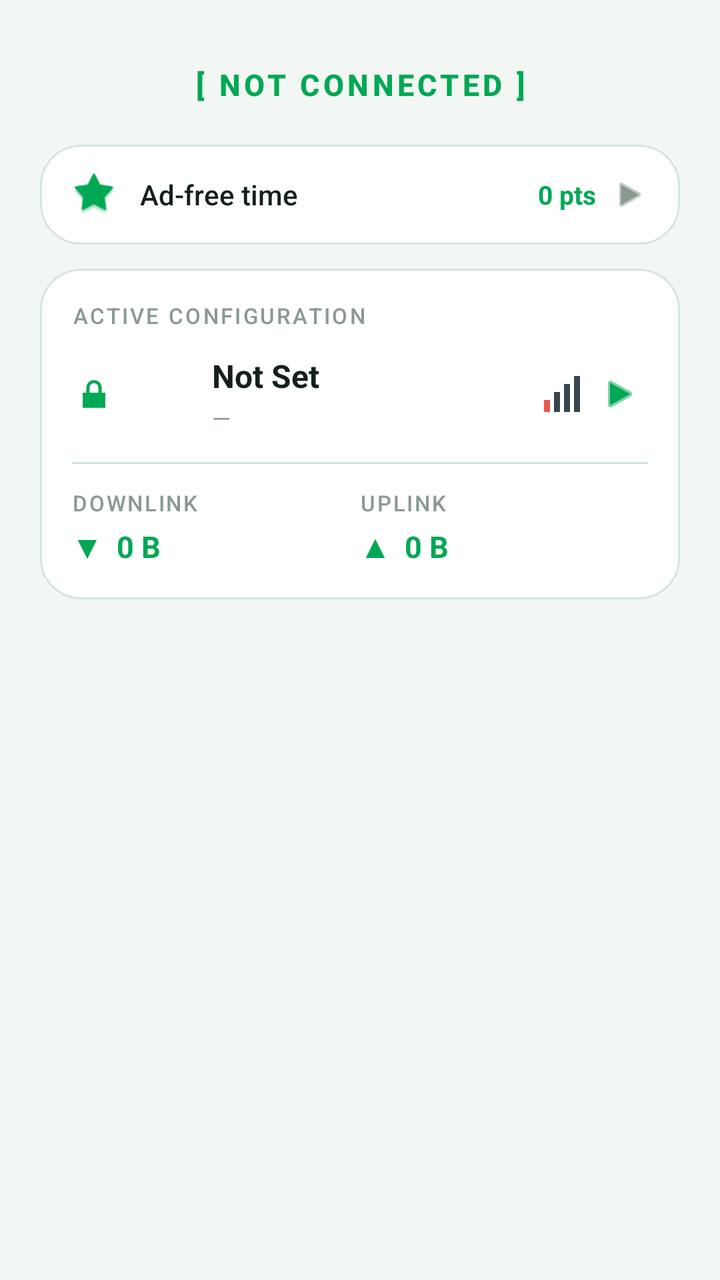
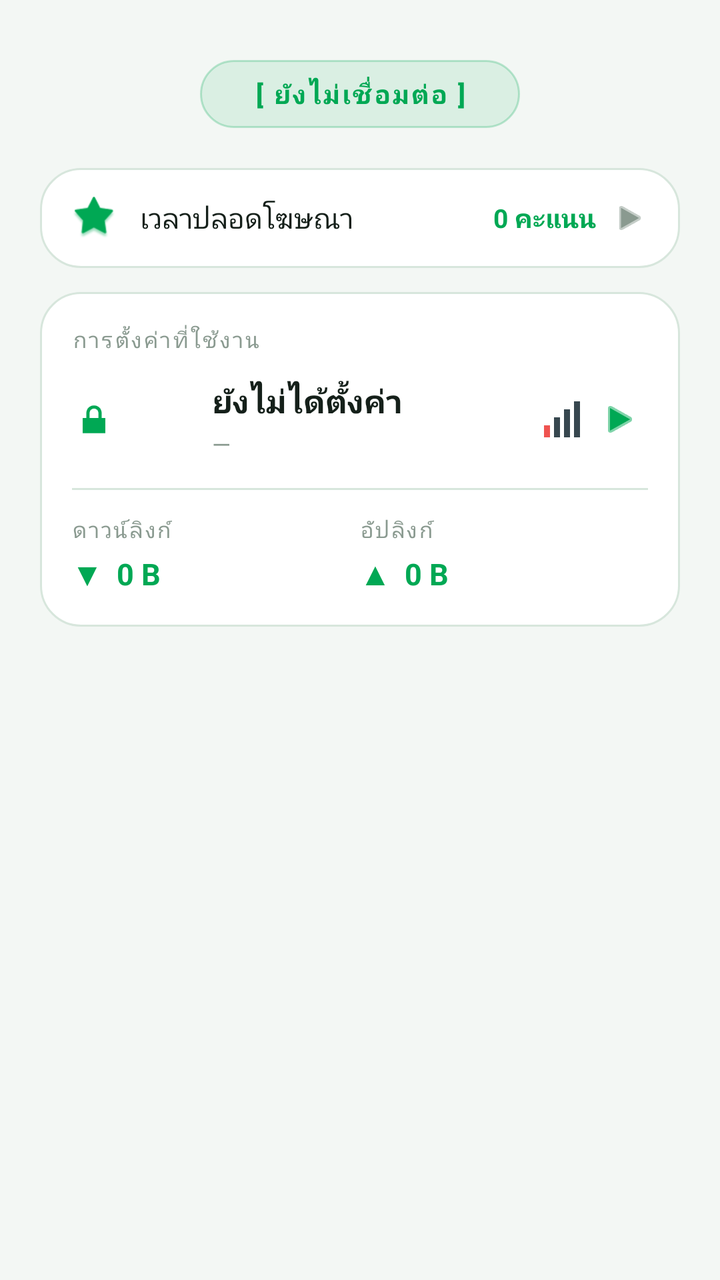

Screens rendered from an Android XML layout before and after an edit, with the pre-edit source and the edit as a unified diff.
<!-- AndroidManifest.xml: application theme Theme.MyApp -->
<!-- res/layout/page_connection_main.xml -->
<?xml version="1.0" encoding="utf-8"?>
<ScrollView xmlns:android="http://schemas.android.com/apk/res/android"
    xmlns:app="http://schemas.android.com/apk/res-auto"
    android:layout_width="match_parent"
    android:layout_height="match_parent"
    android:fillViewport="true"
    android:scrollbars="none"
    android:background="@color/window_background">

    <LinearLayout
        android:layout_width="match_parent"
        android:layout_height="wrap_content"
        android:orientation="vertical"
        android:paddingHorizontal="20dp"
        android:paddingTop="8dp"
        android:paddingBottom="24dp">

        
        <com.example.vpn.ui.ConnectButtonView
            android:id="@+id/btnConnect"
            android:layout_width="0dp"
            android:layout_height="0dp"
            android:visibility="gone" />

        
        <TextView
            android:id="@+id/txtStatus"
            android:layout_width="match_parent"
            android:layout_height="wrap_content"
            android:layout_marginTop="24dp"
            android:fontFamily="sans-serif-medium"
            android:gravity="center"
            android:letterSpacing="0.12"
            android:text="[ NOT CONNECTED ]"
            android:textColor="@color/accent_green"
            android:textSize="15sp"
            android:textStyle="bold" />

        
        <LinearLayout
            android:id="@+id/adFreeCard"
            android:layout_width="match_parent"
            android:layout_height="wrap_content"
            android:layout_marginTop="20dp"
            android:background="@drawable/bg_card_soft"
            android:gravity="center_vertical"
            android:orientation="horizontal"
            android:paddingHorizontal="16dp"
            android:paddingVertical="14dp"
            android:clickable="true"
            android:focusable="true"
            android:foreground="?attr/selectableItemBackground">

            <ImageView
                android:layout_width="22dp"
                android:layout_height="22dp"
                android:src="@android:drawable/star_big_on"
                app:tint="@color/accent_green"
                android:contentDescription="adfree" />

            <TextView
                android:layout_width="0dp"
                android:layout_height="wrap_content"
                android:layout_marginStart="12dp"
                android:layout_weight="1"
                android:text="Ad-free time"
                android:textColor="@color/text_primary"
                android:textSize="14sp"
                android:fontFamily="sans-serif-medium" />

            <TextView
                android:id="@+id/txtAdFreeTime"
                android:layout_width="wrap_content"
                android:layout_height="wrap_content"
                android:text="0 pts"
                android:textColor="@color/accent_green"
                android:textSize="13sp"
                android:textStyle="bold" />

            <ImageView
                android:layout_width="18dp"
                android:layout_height="18dp"
                android:layout_marginStart="8dp"
                android:src="@android:drawable/ic_media_play"
                app:tint="@color/text_muted"
                android:contentDescription="go" />
        </LinearLayout>

        
        <LinearLayout
            android:id="@+id/configCard"
            android:layout_width="match_parent"
            android:layout_height="wrap_content"
            android:layout_marginTop="12dp"
            android:background="@drawable/bg_card_soft"
            android:orientation="vertical"
            android:padding="16dp"
            android:clickable="true"
            android:focusable="true"
            android:foreground="?attr/selectableItemBackground">

            <TextView
                android:layout_width="wrap_content"
                android:layout_height="wrap_content"
                android:letterSpacing="0.1"
                android:text="ACTIVE CONFIGURATION"
                android:textAllCaps="true"
                android:textColor="@color/text_muted"
                android:textSize="11sp"
                android:fontFamily="sans-serif-medium" />

            <LinearLayout
                android:layout_width="match_parent"
                android:layout_height="wrap_content"
                android:layout_marginTop="12dp"
                android:gravity="center_vertical"
                android:orientation="horizontal">

                <ImageView
                    android:id="@+id/imgConfigIcon"
                    android:layout_width="22dp"
                    android:layout_height="22dp"
                    android:src="@android:drawable/ic_lock_lock"
                    app:tint="@color/accent_green"
                    android:contentDescription="lock" />

                <ImageView
                    android:id="@+id/imgConfigFlag"
                    android:layout_width="28dp"
                    android:layout_height="20dp"
                    android:layout_marginStart="10dp"
                    android:scaleType="centerCrop"
                    android:contentDescription="flag" />

                <LinearLayout
                    android:layout_width="0dp"
                    android:layout_height="wrap_content"
                    android:layout_marginStart="10dp"
                    android:layout_weight="1"
                    android:orientation="vertical">

                    <TextView
                        android:id="@+id/txtConfigName"
                        android:layout_width="match_parent"
                        android:layout_height="wrap_content"
                        android:ellipsize="end"
                        android:maxLines="1"
                        android:text="Not Set"
                        android:textColor="@color/text_primary"
                        android:textSize="16sp"
                        android:textStyle="bold" />

                    <TextView
                        android:id="@+id/txtConfigLeft"
                        android:layout_width="match_parent"
                        android:layout_height="wrap_content"
                        android:layout_marginTop="2dp"
                        android:ellipsize="end"
                        android:maxLines="1"
                        android:text="—"
                        android:textColor="@color/text_muted"
                        android:textSize="12sp" />
                </LinearLayout>

                <TextView
                    android:id="@+id/txtConfigProtocol"
                    android:layout_width="wrap_content"
                    android:layout_height="wrap_content"
                    android:layout_marginStart="6dp"
                    android:text=""
                    android:textColor="@color/accent_green"
                    android:textSize="12sp"
                    android:textStyle="bold" />

                <TextView
                    android:id="@+id/txtConfigPing"
                    android:layout_width="wrap_content"
                    android:layout_height="wrap_content"
                    android:layout_marginStart="6dp"
                    android:text=""
                    android:textColor="@color/text_secondary"
                    android:textSize="12sp" />

                <ImageView
                    android:id="@+id/imgConfigSignal"
                    android:layout_width="22dp"
                    android:layout_height="22dp"
                    android:layout_marginStart="6dp"
                    android:src="@drawable/ic_signal_0"
                    android:contentDescription="signal" />

                <ImageView
                    android:id="@+id/btnConfigArrow"
                    android:layout_width="28dp"
                    android:layout_height="28dp"
                    android:layout_marginStart="4dp"
                    android:padding="4dp"
                    android:src="@android:drawable/ic_media_play"
                    app:tint="@color/accent_green"
                    android:contentDescription="select" />
            </LinearLayout>

            
            <TextView
                android:id="@+id/txtConfigRight"
                android:layout_width="0dp"
                android:layout_height="0dp"
                android:visibility="gone" />

            <View
                android:layout_width="match_parent"
                android:layout_height="1dp"
                android:layout_marginTop="14dp"
                android:layout_marginBottom="12dp"
                android:background="@color/divider" />

            
            <LinearLayout
                android:layout_width="match_parent"
                android:layout_height="wrap_content"
                android:orientation="horizontal">

                <LinearLayout
                    android:layout_width="0dp"
                    android:layout_height="wrap_content"
                    android:layout_weight="1"
                    android:orientation="vertical">

                    <TextView
                        android:layout_width="wrap_content"
                        android:layout_height="wrap_content"
                        android:letterSpacing="0.08"
                        android:text="DOWNLINK"
                        android:textColor="@color/text_muted"
                        android:textSize="11sp"
                        android:fontFamily="sans-serif-medium" />

                    <TextView
                        android:id="@+id/txtDownload"
                        android:layout_width="wrap_content"
                        android:layout_height="wrap_content"
                        android:layout_marginTop="4dp"
                        android:text="▼  0 B"
                        android:textColor="@color/accent_green"
                        android:textSize="15sp"
                        android:textStyle="bold" />
                </LinearLayout>

                <LinearLayout
                    android:layout_width="0dp"
                    android:layout_height="wrap_content"
                    android:layout_weight="1"
                    android:orientation="vertical">

                    <TextView
                        android:layout_width="wrap_content"
                        android:layout_height="wrap_content"
                        android:letterSpacing="0.08"
                        android:text="UPLINK"
                        android:textColor="@color/text_muted"
                        android:textSize="11sp"
                        android:fontFamily="sans-serif-medium" />

                    <TextView
                        android:id="@+id/txtUpload"
                        android:layout_width="wrap_content"
                        android:layout_height="wrap_content"
                        android:layout_marginTop="4dp"
                        android:text="▲  0 B"
                        android:textColor="@color/accent_green"
                        android:textSize="15sp"
                        android:textStyle="bold" />
                </LinearLayout>
            </LinearLayout>
        </LinearLayout>

        <TextView
            android:id="@+id/txtSession"
            android:layout_width="wrap_content"
            android:layout_height="wrap_content"
            android:layout_gravity="center_horizontal"
            android:layout_marginTop="14dp"
            android:fontFamily="monospace"
            android:text="00:00:00"
            android:textColor="@color/text_muted"
            android:textSize="12sp"
            android:visibility="gone" />
    </LinearLayout>
</ScrollView>
<!-- resources referenced by this layout -->
<resources>
  <color name="accent_green">#00A854</color>
  <color name="divider">#D7E6DC</color>
  <color name="text_muted">#8A9A90</color>
  <color name="text_primary">#15201A</color>
  <color name="text_secondary">#4E5C54</color>
  <color name="window_background">#F3F7F4</color>
  <!-- drawable bg_card_soft (drawable) -->
  <?xml version="1.0" encoding="utf-8"?>
  <shape xmlns:android="http://schemas.android.com/apk/res/android"
      android:shape="rectangle">
      <solid android:color="@color/card_background" />
      <corners android:radius="20dp" />
      <stroke
          android:width="1dp"
          android:color="@color/divider" />
  </shape>
  <!-- drawable ic_signal_0 (drawable) -->
  <?xml version="1.0" encoding="utf-8"?>
  <vector xmlns:android="http://schemas.android.com/apk/res/android"
      android:width="22dp"
      android:height="22dp"
      android:viewportWidth="22"
      android:viewportHeight="22">
      <path
          android:fillColor="#EF5350"
          android:pathData="M2,14h3v6h-3z"/>
      <path
          android:fillColor="#37474F"
          android:pathData="M7,10h3v10h-3z"/>
      <path
          android:fillColor="#37474F"
          android:pathData="M12,6h3v14h-3z"/>
      <path
          android:fillColor="#37474F"
          android:pathData="M17,2h3v18h-3z"/>
  </vector>
  <color name="card_background">#FFFFFF</color>
  <color name="accent_green_soft">#E3F6EA</color>
  <color name="md_theme_secondary">#4A6356</color>
  <color name="md_theme_on_secondary">#FFFFFF</color>
  <color name="md_theme_secondary_container">#CCE8D7</color>
  <color name="md_theme_on_secondary_container">#062015</color>
  <color name="md_theme_error">#BA1A1A</color>
  <color name="md_theme_on_error">#FFFFFF</color>
  <color name="md_theme_surface_variant">#DCE8E0</color>
  <color name="md_theme_on_surface_variant">#3F4A43</color>
  <color name="md_theme_outline">#C5D4CB</color>
  <color name="status_bar">#F3F7F4</color>
  <color name="bottom_nav_background">#EAF4ED</color>
  <!-- unchanged entries left out for length: 1 -->
</resources>

<!-- the commit's change to res/layout/page_connection_main.xml (unified diff, before → after) -->
@@ -23,18 +23,27 @@
             android:visibility="gone" />
 
         
-        <TextView
-            android:id="@+id/txtStatus"
+        <FrameLayout
             android:layout_width="match_parent"
             android:layout_height="wrap_content"
-            android:layout_marginTop="24dp"
-            android:fontFamily="sans-serif-medium"
-            android:gravity="center"
-            android:letterSpacing="0.12"
-            android:text="[ NOT CONNECTED ]"
-            android:textColor="@color/accent_green"
-            android:textSize="15sp"
-            android:textStyle="bold" />
+            android:layout_marginTop="22dp"
+            android:gravity="center">
+
+            <TextView
+                android:id="@+id/txtStatus"
+                android:layout_width="wrap_content"
+                android:layout_height="wrap_content"
+                android:layout_gravity="center"
+                android:background="@drawable/bg_status_chip"
+                android:fontFamily="sans-serif-medium"
+                android:gravity="center"
+                android:letterSpacing="0.08"
+                android:minWidth="160dp"
+                android:text="@string/status_not_connected"
+                android:textColor="@color/accent_green"
+                android:textSize="13sp"
+                android:textStyle="bold" />
+        </FrameLayout>
 
         
         <LinearLayout
@@ -63,7 +72,7 @@
                 android:layout_height="wrap_content"
                 android:layout_marginStart="12dp"
                 android:layout_weight="1"
-                android:text="Ad-free time"
+                android:text="@string/ad_free_time"
                 android:textColor="@color/text_primary"
                 android:textSize="14sp"
                 android:fontFamily="sans-serif-medium" />
@@ -72,7 +81,7 @@
                 android:id="@+id/txtAdFreeTime"
                 android:layout_width="wrap_content"
                 android:layout_height="wrap_content"
-                android:text="0 pts"
+                android:text="@string/pts_zero"
                 android:textColor="@color/accent_green"
                 android:textSize="13sp"
                 android:textStyle="bold" />
@@ -103,7 +112,7 @@
                 android:layout_width="wrap_content"
                 android:layout_height="wrap_content"
                 android:letterSpacing="0.1"
-                android:text="ACTIVE CONFIGURATION"
+                android:text="@string/active_configuration"
                 android:textAllCaps="true"
                 android:textColor="@color/text_muted"
                 android:textSize="11sp"
@@ -145,7 +154,7 @@
                         android:layout_height="wrap_content"
                         android:ellipsize="end"
                         android:maxLines="1"
-                        android:text="Not Set"
+                        android:text="@string/profile_not_set"
                         android:textColor="@color/text_primary"
                         android:textSize="16sp"
                         android:textStyle="bold" />
@@ -230,7 +239,7 @@
                         android:layout_width="wrap_content"
                         android:layout_height="wrap_content"
                         android:letterSpacing="0.08"
-                        android:text="DOWNLINK"
+                        android:text="@string/downlink"
                         android:textColor="@color/text_muted"
                         android:textSize="11sp"
                         android:fontFamily="sans-serif-medium" />
@@ -256,7 +265,7 @@
                         android:layout_width="wrap_content"
                         android:layout_height="wrap_content"
                         android:letterSpacing="0.08"
-                        android:text="UPLINK"
+                        android:text="@string/uplink"
                         android:textColor="@color/text_muted"
                         android:textSize="11sp"
                         android:fontFamily="sans-serif-medium" />
<!-- resource entries referenced after the edit -->
@@ -15,6 +15,21 @@
       <stroke
           android:width="1dp"
           android:color="@color/divider" />
+  </shape>
+  <!-- drawable bg_status_chip (drawable) -->
+  <?xml version="1.0" encoding="utf-8"?>
+  <shape xmlns:android="http://schemas.android.com/apk/res/android"
+      android:shape="rectangle">
+      <solid android:color="#1A00A854" />
+      <corners android:radius="24dp" />
+      <stroke
+          android:width="1dp"
+          android:color="#4000A854" />
+      <padding
+          android:left="18dp"
+          android:top="8dp"
+          android:right="18dp"
+          android:bottom="8dp" />
   </shape>
   <!-- drawable ic_signal_0 (drawable) -->
   <?xml version="1.0" encoding="utf-8"?>
@@ -36,6 +51,13 @@
           android:fillColor="#37474F"
           android:pathData="M17,2h3v18h-3z"/>
   </vector>
+  <string name="active_configuration">การตั้งค่าที่ใช้งาน</string>
+  <string name="ad_free_time">เวลาปลอดโฆษณา</string>
+  <string name="downlink">ดาวน์ลิงก์</string>
+  <string name="profile_not_set">ยังไม่ได้ตั้งค่า</string>
+  <string name="pts_zero">0 คะแนน</string>
+  <string name="status_not_connected">[ ยังไม่เชื่อมต่อ ]</string>
+  <string name="uplink">อัปลิงก์</string>
   <color name="card_background">#FFFFFF</color>
   <color name="accent_green_soft">#E3F6EA</color>
   <color name="md_theme_secondary">#4A6356</color>
